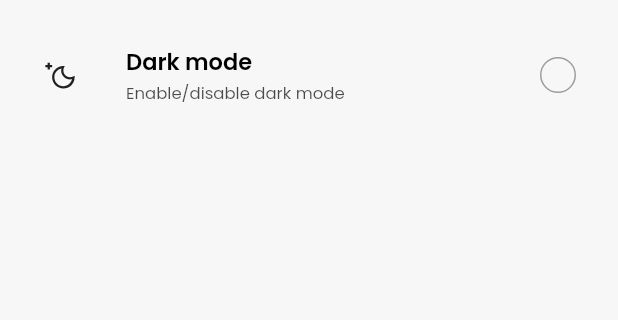
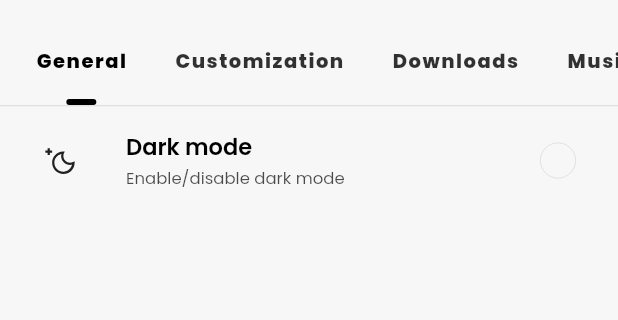
Before and after one commit to SongTube/-DEPRECATED-SongTube-New, a Flutter app: the ConfigurationScreen screen opened directly, on a phone screen of 412 x 824 dp, the part 63-383 px from its top. Run offline on Flutter 3.47's test engine with Material 2 defaults, Android fonts, the phone set to English and light mode, and no system bars; drawn by our look-alikes of roundcheckbox; our stand-ins replace audio_service, cached_network_image, device_info_plus, eva_icons_flutter, file_picker, flutter_bounce and 17 more; missing offline and left inert: android_path_provider, audio_tagger, flutter_audio_query, flutter_ffmpeg, flutter_share, image_fade and 3 more; accounts and stored records are empty; statements that could not run were skipped.

Commit message:
Add settings page

```diff
--- a/lib/screens/settings.dart
+++ b/lib/screens/settings.dart
@@ -6,6 +6,11 @@ import 'package:line_icons/line_icons.dart';
 import 'package:provider/provider.dart';
 import 'package:roundcheckbox/roundcheckbox.dart';
 import 'package:songtube/providers/ui_provider.dart';
+import 'package:songtube/screens/settings/customization_settings.dart';
+import 'package:songtube/screens/settings/download_settings.dart';
+import 'package:songtube/screens/settings/general_settings.dart';
+import 'package:songtube/screens/settings/music_player_settings.dart.dart';
+import 'package:songtube/ui/rounded_tab_indicator.dart';
 import 'package:songtube/ui/text_styles.dart';
 
 class ConfigurationScreen extends StatefulWidget {
@@ -15,16 +20,45 @@ class ConfigurationScreen extends StatefulWidget {
   State<ConfigurationScreen> createState() => _ConfigurationScreenState();
 }
 
-class _ConfigurationScreenState extends State<ConfigurationScreen> {
+class _ConfigurationScreenState extends State<ConfigurationScreen> with TickerProviderStateMixin {
 
-  UiProvider get uiProvider => Provider.of(context, listen: false);
+  // TabBar Controller
+  late TabController tabController = TabController(length: 4, vsync: this);
 
-  void updateThemeMode() {
-    if (uiProvider.themeMode == ThemeMode.dark) {
-      uiProvider.updateThemeMode(ThemeMode.light);
-    } else {
-      uiProvider.updateThemeMode(ThemeMode.dark);
-    }
+  final List<Widget> pages = const [
+    GeneralSettings(),
+    CustomizationSettings(),
+    DownloadSettings(),
+    MusicPlayerSettings()
+  ];
+
+  Widget _tabs() {
+    return SizedBox(
+      height: kToolbarHeight,
+      child: TabBar(
+        padding: const EdgeInsets.only(left: 8),
+        controller: tabController,
+        isScrollable: true,
+        labelColor: Theme.of(context).textTheme.bodyText1!.color,
+        unselectedLabelColor: Theme.of(context).textTheme.bodyText1!.color!.withOpacity(0.8),
+        labelStyle: smallTextStyle(context).copyWith(fontWeight: FontWeight.w800, letterSpacing: 1.0),
+        unselectedLabelStyle: smallTextStyle(context).copyWith(fontWeight: FontWeight.w800, letterSpacing: 1.0),
+        physics: const BouncingScrollPhysics(),
+        indicatorSize: TabBarIndicatorSize.label,
+        indicatorColor: Theme.of(context).textTheme.bodyText1!.color,
+        indicator: RoundedTabIndicator(color: Theme.of(context).textTheme.bodyText1!.color!, height: 4, radius: 100, bottomMargin: 0),
+        tabs: const [
+          // General Settings
+          Tab(child: Text('General')),
+          // Customization Settings
+          Tab(child: Text('Customization')),
+          // Download Settings
+          Tab(child: Text('Downloads')),
+          // Music Player Settings
+          Tab(child: Text('Music Player')),
+        ],
+      ),
+    );
   }
 
   @override
@@ -45,22 +79,15 @@ class _ConfigurationScreenState extends State<ConfigurationScreen> {
         backgroundColor: Theme.of(context).scaffoldBackgroundColor,
         elevation: 0,
       ),
-      body: ListView(
-        padding: const EdgeInsets.only(left: 12, right: 12),
+      body: Column(
         children: [
-          ListTile(
-            leading: SizedBox(
-              height: double.infinity,
-              child: Icon(LineIcons.moon, color: Theme.of(context).iconTheme.color),
-            ),
-            title: Text('Dark mode', style: subtitleTextStyle(context, bold: true)),
-            subtitle: Text('Enable/disable dark mode', style: tinyTextStyle(context, opacity: 0.7)),
-            trailing: RoundCheckBox(
-              size: 24,
-              isChecked: uiProvider.themeMode == ThemeMode.dark,
-              onTap: (_) {
-                updateThemeMode();
-              },
+          _tabs(),
+          Divider(height: 1, color: Theme.of(context).dividerColor),
+          Expanded(
+            child: TabBarView(
+              physics: const BouncingScrollPhysics(),
+              controller: tabController,
+              children: pages
             ),
           ),
         ],
--- /dev/null
+++ b/lib/screens/settings/general_settings.dart
@@ -0,0 +1,58 @@
+import 'package:flutter/material.dart';
+import 'package:flutter/services.dart';
+import 'package:line_icons/line_icons.dart';
+import 'package:provider/provider.dart';
+import 'package:roundcheckbox/roundcheckbox.dart';
+import 'package:songtube/providers/ui_provider.dart';
+import 'package:songtube/ui/components/circular_check_box.dart';
+
+import '../../ui/text_styles.dart';
+
+class GeneralSettings extends StatefulWidget {
+  const GeneralSettings({super.key});
+
+  @override
+  State<GeneralSettings> createState() => _GeneralSettingsState();
+}
+
+class _GeneralSettingsState extends State<GeneralSettings> {
+
+  UiProvider get uiProvider => Provider.of(context, listen: false);
+
+  void updateThemeMode() {
+    if (uiProvider.themeMode == ThemeMode.dark) {
+      uiProvider.updateThemeMode(ThemeMode.light);
+      SystemChrome.setSystemUIOverlayStyle(SystemUiOverlayStyle.light.copyWith(
+        systemNavigationBarColor: Colors.white,
+        systemNavigationBarIconBrightness: Theme.of(context).brightness
+      ));
+    } else {
+      uiProvider.updateThemeMode(ThemeMode.dark);
+      SystemChrome.setSystemUIOverlayStyle(SystemUiOverlayStyle.dark);
+    }
+  }
+
+  @override
+  Widget build(BuildContext context) {
+    return ListView(
+      padding: const EdgeInsets.only(left: 12, right: 12),
+      children: [
+        ListTile(
+          onTap: () => updateThemeMode(),
+          leading: SizedBox(
+            height: double.infinity,
+            child: Icon(LineIcons.moon, color: Theme.of(context).iconTheme.color),
+          ),
+          title: Text('Dark mode', style: subtitleTextStyle(context, bold: true)),
+          subtitle: Text('Enable/disable dark mode', style: tinyTextStyle(context, opacity: 0.7)),
+          trailing: CircularCheckbox(
+            value: uiProvider.themeMode == ThemeMode.dark,
+            onChange: (_) {
+              updateThemeMode();
+            },
+          ),
+        ),
+      ],
+    );
+  }
+}
--- /dev/null
+++ b/lib/ui/components/circular_check_box.dart
@@ -0,0 +1,26 @@
+import 'package:flutter/material.dart';
+import 'package:roundcheckbox/roundcheckbox.dart';
+
+class CircularCheckbox extends StatelessWidget {
+  const CircularCheckbox({
+    required this.value,
+    required this.onChange,
+    super.key});
+  final bool value;
+  final Function(bool) onChange;
+  @override
+  Widget build(BuildContext context) {
+    return RoundCheckBox(
+      size: 24,
+      isRound: true,
+      checkedColor: Theme.of(context).primaryColor,
+      checkedWidget: const Icon(Icons.check, size: 14, color: Colors.white),
+      borderColor: Theme.of(context).dividerColor,
+      border: Border.all(width: 0.5, color: Theme.of(context).dividerColor),
+      isChecked: value,
+      onTap: (e) {
+        onChange(e!);
+      },
+    );
+  }
+}
```
Also changed, not shown: lib/screens/settings/customization_settings.dart (added, +10 -0 lines), lib/screens/settings/download_settings.dart (added, +10 -0 lines), lib/screens/settings/music_player_settings.dart.dart (added, +43 -0 lines), lib/ui/tiles/song_tile.dart (+4 -3 lines).
